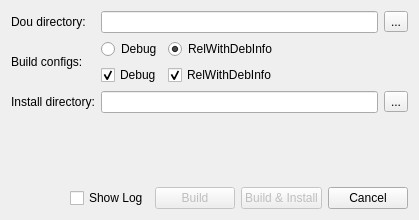
Old version of the form src/dots/dots_dobmake.ss/src/dobmake.ui in the repository SafirSDK/safir-sdk-core.
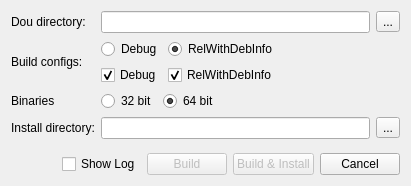
New version of the form. Icons and pictures are not drawn.

Commit message: fix some todos in dobmake

Patch:
```diff
--- a/src/dots/dots_dobmake.ss/src/dobmake.ui
+++ b/src/dots/dots_dobmake.ss/src/dobmake.ui
@@ -6,8 +6,8 @@
    <rect>
     <x>0</x>
     <y>0</y>
-    <width>419</width>
-    <height>220</height>
+    <width>411</width>
+    <height>186</height>
    </rect>
   </property>
   <property name="windowTitle">
@@ -20,7 +20,7 @@
   <layout class="QVBoxLayout" name="verticalLayout">
    <item>
     <layout class="QGridLayout" name="gridLayout" columnstretch="0,0,0">
-     <item row="4" column="1">
+     <item row="5" column="1">
       <widget class="QLineEdit" name="installDirectory">
        <property name="toolTip">
         <string>Directory to which the result of the build should be installed to.</string>
@@ -37,7 +37,7 @@
        </property>
       </widget>
      </item>
-     <item row="4" column="0">
+     <item row="5" column="0">
       <widget class="QLabel" name="label_3">
        <property name="text">
         <string>Install directory:</string>
@@ -51,7 +51,7 @@
        </property>
       </widget>
      </item>
-     <item row="4" column="2">
+     <item row="5" column="2">
       <widget class="QToolButton" name="installDirectoryBrowse">
        <property name="toolTip">
         <string>Open a file browser.</string>
@@ -193,6 +193,64 @@
        </item>
       </layout>
      </item>
+     <item row="4" column="0">
+      <widget class="QLabel" name="archLabel">
+       <property name="text">
+        <string>Binaries</string>
+       </property>
+      </widget>
+     </item>
+     <item row="4" column="1" colspan="2">
+      <widget class="QFrame" name="archButtons">
+       <property name="frameShape">
+        <enum>QFrame::NoFrame</enum>
+       </property>
+       <property name="frameShadow">
+        <enum>QFrame::Raised</enum>
+       </property>
+       <layout class="QHBoxLayout" name="horizontalLayout_3">
+        <property name="margin">
+         <number>0</number>
+        </property>
+        <item>
+         <widget class="QRadioButton" name="radio32bit">
+          <property name="toolTip">
+           <string>Build 32 bit binaries, even if this computer has a 64 bit OS.</string>
+          </property>
+          <property name="text">
+           <string>32 bit</string>
+          </property>
+         </widget>
+        </item>
+        <item>
+         <widget class="QRadioButton" name="radio64bit">
+          <property name="toolTip">
+           <string>Build 64 bit binaries, that will only run on a 64 bit OS.</string>
+          </property>
+          <property name="text">
+           <string>64 bit</string>
+          </property>
+          <property name="checked">
+           <bool>true</bool>
+          </property>
+         </widget>
+        </item>
+        <item>
+         <spacer name="horizontalSpacer_2">
+          <property name="orientation">
+           <enum>Qt::Horizontal</enum>
+          </property>
+          <property name="sizeHint" stdset="0">
+           <size>
+            <width>40</width>
+            <height>20</height>
+           </size>
+          </property>
+         </spacer>
+        </item>
+       </layout>
+      </widget>
+     </item>
     </layout>
    </item>
    <item>
```
Left out of the diff: 22 changed lines with no effect on the pictures. The commit also changes 2 other files.
